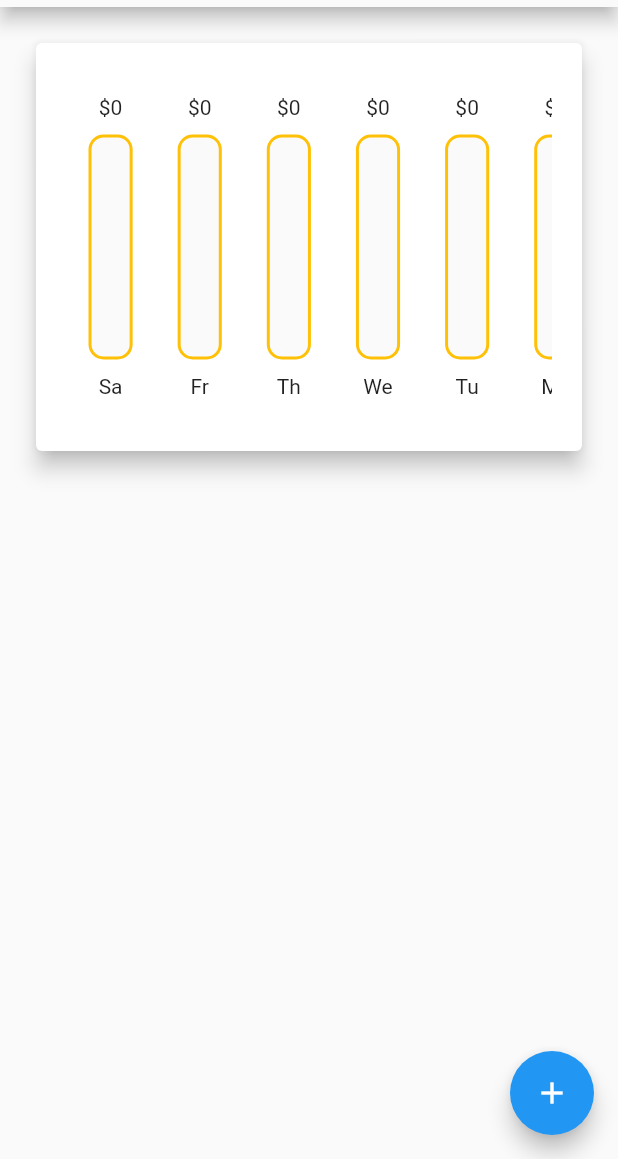
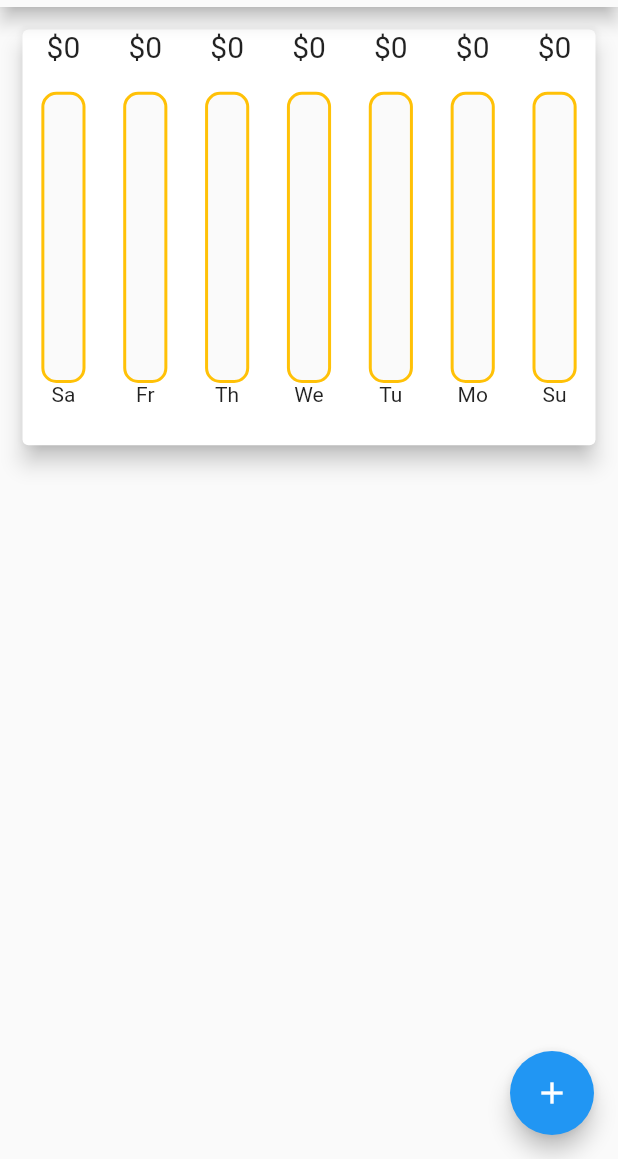
Before and after one commit to ShubhamxKumar/Xpense, a Flutter app: the screen it shows after launch, on a phone screen of 412 x 824 dp, the part 77-1236 px from its top. Run offline on Flutter 3.47's test engine with Material 2 defaults, Android fonts, the phone set to English and light mode, and no system bars; our stand-ins replace date_format.

Commit message:
third edit

```diff
--- a/lib/main.dart
+++ b/lib/main.dart
@@ -1,7 +1,11 @@
 import 'package:flutter/material.dart';
+import 'package:flutter/services.dart';
 import 'package:xpense/screens/HomePage.dart';
 
-void main(){
+void main() {
+ // WidgetsFlutterBinding.ensureInitialized();                        // this code above the runApp code prevents the screen to rotate in landscape mode.
+  //SystemChrome.setPreferredOrientations(
+   //   [DeviceOrientation.portraitDown, DeviceOrientation.portraitUp]);
   runApp(MyApp());
 }
 
@@ -13,6 +17,9 @@ class MyApp extends StatefulWidget {
 class _MyAppState extends State<MyApp> {
   @override
   Widget build(BuildContext context) {
-    return MaterialApp(home:HomePage(), debugShowCheckedModeBanner: false,);
+    return MaterialApp(
+      home: HomePage(),
+      debugShowCheckedModeBanner: false,
+    );
   }
 }
--- a/lib/screens/HomePage.dart
+++ b/lib/screens/HomePage.dart
@@ -3,9 +3,9 @@ import 'package:flutter/material.dart';
 import 'package:xpense/models/transactionModel.dart';
 import 'package:xpense/widgets/addTransaction.dart';
 import 'package:xpense/widgets/chart.dart';
-import 'package:xpense/widgets/transactionCard.dart';
 import 'package:xpense/widgets/transactionList.dart';
 import '../transactionList.dart';
+import 'package:flutter/services.dart';
 
 class HomePage extends StatefulWidget {
   @override
@@ -13,6 +13,9 @@ class HomePage extends StatefulWidget {
 }
 
 class _HomePageState extends State<HomePage> {
+
+bool _toggle = false;
+
   double sum;
 
   void deleteTransactions(String id) {
@@ -56,8 +59,7 @@ class _HomePageState extends State<HomePage> {
           //this widget accept a function as a parameter. And the builder argument needs
           // a function which accepts a string value, but we don't use it right now,
           //so we just assign a random string.
-          return AddTransaction(
-              dataValidation);
+          return AddTransaction(dataValidation);
         });
   }
 
@@ -71,8 +73,9 @@ class _HomePageState extends State<HomePage> {
 
   @override
   Widget build(BuildContext context) {
-    return Scaffold(
-      appBar: AppBar(
+
+  final _isLandscape = MediaQuery.of(context).orientation == Orientation.landscape; // stores info about if the app is in landscape mode or not
+    final appBar = AppBar(
       elevation: 5,
       backgroundColor: Colors.grey[50],
       title: Center(
@@ -85,11 +88,48 @@ class _HomePageState extends State<HomePage> {
           ),
         ),
       ),
-      ),
+    ); // we are storing the appbar in a widget so that we can get access to its height.
+    return Scaffold(
+      appBar: appBar,
       body: ListView(
         children: <Widget>[
-          Chart(recentTransactionList),
-          TransactionList(deleteTransactions),
+          _isLandscape?Row(  // show the switch only when in landscape mode
+            mainAxisAlignment: MainAxisAlignment.center,
+            children: <Widget>[
+              Text('Show Chart'),
+              Switch(value: _toggle, onChanged: (val) { // this widget it enables a switch that toggles a value
+                setState(() {
+                  _toggle = val;
+                });
+              })
+            ],
+          ):Container(height: 0, width: 0,),
+
+          if(!_isLandscape) Container( // if not in landscape mode then show bit chart and list.
+            child: Chart(recentTransactionList),
+            height: (MediaQuery.of(context).size.height -
+                    appBar.preferredSize.height -  // this give us the height of the appbar
+                    MediaQuery.of(context).padding.top) * 0.4 ),
+          if(!_isLandscape) Container(
+            child: TransactionList(deleteTransactions),
+            height: (MediaQuery.of(context).size.height -
+                    appBar.preferredSize.height -
+                    MediaQuery.of(context).padding.top) *
+                0.6,
+          ),
+          if(_isLandscape)_toggle ? Container(
+            child: Chart(recentTransactionList),
+            height: (MediaQuery.of(context).size.height -
+                    appBar.preferredSize.height -  // this give us the height of the appbar
+                    MediaQuery.of(context).padding.top) * 0.7 ,// this gives us the height of the notch/status bar of the mobile.
+          ):
+          Container(
+            child: TransactionList(deleteTransactions),
+            height: (MediaQuery.of(context).size.height -
+                    appBar.preferredSize.height -
+                    MediaQuery.of(context).padding.top) *
+                0.6,
+          ),
         ],
       ),
       floatingActionButton: FloatingActionButton(
--- a/lib/widgets/chart.dart
+++ b/lib/widgets/chart.dart
@@ -44,14 +44,8 @@ class Chart extends StatelessWidget {
   @override
   Widget build(BuildContext context) {
     print(getDetailForDay);
-    return Container(
-      margin: EdgeInsets.all(20),
-      child: Card(
-        elevation: 6,
-        child: Container(
-          margin: EdgeInsets.all(20),
-          child: SingleChildScrollView(
-            scrollDirection: Axis.horizontal,
+    return Card(
+      margin: EdgeInsets.all(15),
       child: Row(
         mainAxisAlignment: MainAxisAlignment.spaceAround,
         children: getDetailForDay.map((tx) {
@@ -64,9 +58,7 @@ class Chart extends StatelessWidget {
           );
         }).toList(),
       ),
-          ),
-        ),
-      ),
+      elevation: 6,
     );
   }
 }
--- a/lib/widgets/chartBar.dart
+++ b/lib/widgets/chartBar.dart
@@ -1,26 +1,28 @@
 import 'package:flutter/material.dart';
-import 'dart:math';
 
 class ChartBar extends StatelessWidget {
-  double amountSpent;
-  double percentOfTotalAmount;
-  String label;
+  final double amountSpent;
+  final double percentOfTotalAmount;
+  final String label;
 
   ChartBar({this.label, this.amountSpent, this.percentOfTotalAmount});
   @override
   Widget build(BuildContext context) {
-    return Container(
-      margin: EdgeInsets.all(15),
-      child: Column(
+    return LayoutBuilder(builder: (ctx, constraints) {
+      // this is a widget that gives information about the parent widget that these things are wrapped in, like height and width.
+      return Column(
+        mainAxisAlignment: MainAxisAlignment.spaceAround,
         children: <Widget>[
-          FittedBox(child: Text('\$${amountSpent.toStringAsFixed(0)}')),
-          Transform.rotate(
-            angle: 0,
-            child: Container(
-              decoration: BoxDecoration(),
-              margin: EdgeInsets.only(top: 10, bottom: 10),
+          Container(
+            height: constraints.maxHeight * 0.15,
+            child:Text('\$${amountSpent.toStringAsFixed(0)}', style: TextStyle(fontSize: 20),),
+            margin: EdgeInsets.all(0),
+            padding: EdgeInsets.all(0),
+          ),
+          Container(
             width: MediaQuery.of(context).size.width / 14,
-              height: 150,
+            height: constraints.maxHeight *
+                0.7, // so we can use the contraints argument that flutter provides to calculate sizes of the widget related to the parent widget and not the mobile screen.
             child: Stack(
               children: <Widget>[
                 Container(
@@ -45,10 +47,14 @@ class ChartBar extends StatelessWidget {
               ],
             ),
           ),
+          Container(
+            height: constraints.maxHeight * 0.15,
+            child:Text(label),
+            margin: EdgeInsets.all(0),
+            padding: EdgeInsets.all(0),
           ),
-          Text(label),
         ],
-      ),
       );
+    });
   }
 }
--- a/lib/widgets/transactionList.dart
+++ b/lib/widgets/transactionList.dart
@@ -11,20 +11,11 @@ class TransactionList extends StatefulWidget {
 }
 
 class _TransactionListState extends State<TransactionList> {
-  void deleteTransactions(String id) {
-    setState(() {
-      transactionsList.removeWhere((element) {
-        return element.id == id;
-      });
-    });
-  }
 
   @override
   Widget build(BuildContext context) {
     return Container(
-      margin: EdgeInsets.all(20),
-      height: MediaQuery.of(context).size.height -
-          300, // parent height is necessary when using builder method, so that it know after what point it should
+      margin: EdgeInsets.all(20), // parent height is necessary when using builder method, so that it know after what point it should
       //not render elements.
       child: ListView.builder(
         // ListView builder was used in place of List view because it renders only the items that are onscreen and does not render those which are offscreen.
```
Lines whose indentation alone changed are shown as unchanged.
